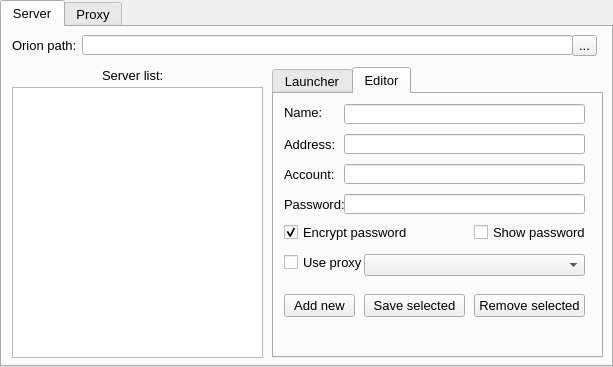
Hotride/OrionLauncher, file orionlauncherwindow.ui: the form before one commit.
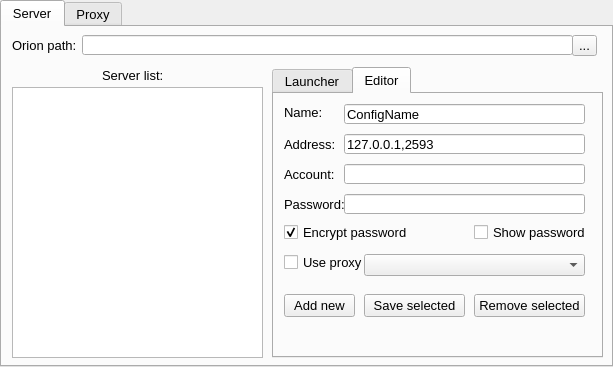
The form after the commit. The open tabs and pages were chosen to show the change.

Commit message: Поправил порядок обхода компонент на форме. Добавил локалхост в дефолтный адрес сервера.

```diff
--- a/orionlauncherwindow.ui
+++ b/orionlauncherwindow.ui
@@ -240,6 +240,9 @@
             <height>20</height>
            </rect>
           </property>
+          <property name="text">
+           <string>127.0.0.1,2593</string>
+          </property>
          </widget>
          <widget class="QLabel" name="label_5">
           <property name="geometry">
@@ -341,6 +344,9 @@
             <height>20</height>
            </rect>
           </property>
+          <property name="text">
+           <string>ConfigName</string>
+          </property>
          </widget>
          <widget class="QPushButton" name="pb_ServerSave">
           <property name="geometry">
```
Left out of the diff: 55 changed lines with no effect on the pictures. The commit also changes 1 other file.
